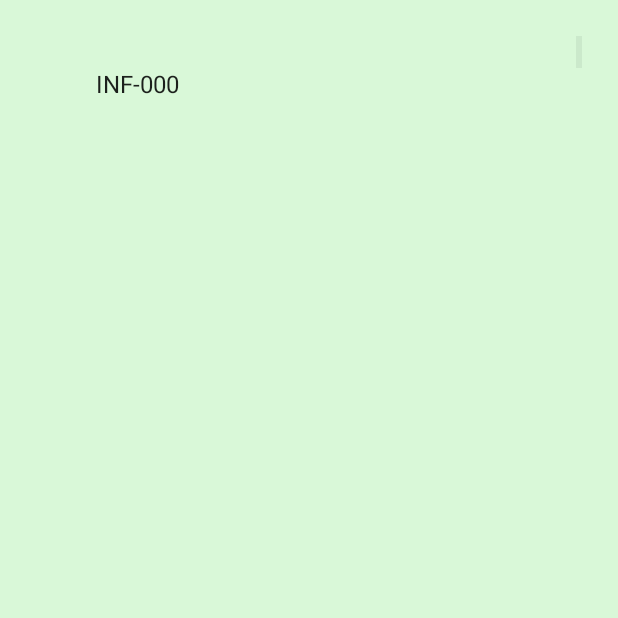
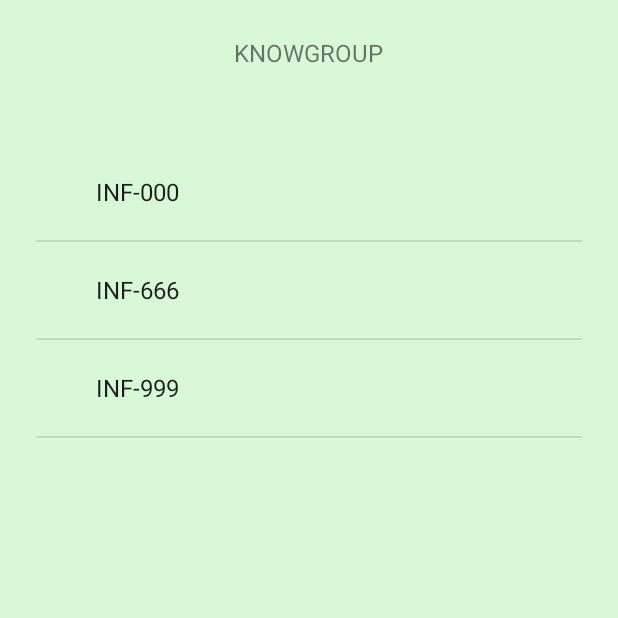
Before and after one commit to Rosi2/knowgroup, an Android app: the ListaRamos screen opened directly, with no data from a screen before it, on a phone screen of 412 x 824 dp, the top half of it. Before the commit the part shown is almost empty. Run offline under Robolectric (Android 15) with nearby library versions, the phone set to English and light mode, and no system bars.

Commit message:
nueva actualizacion

```diff
--- a/app/src/main/AndroidManifest.xml
+++ b/app/src/main/AndroidManifest.xml
@@ -17,7 +17,6 @@
             </intent-filter>
         </activity>
         <activity android:name=".WellcomeActivity" />
-        >
         <activity android:name=".ListaRamos"></activity>
     </application>
 
--- a/app/src/main/java/com/example/hphp/knowgroup/MainActivity.java
+++ b/app/src/main/java/com/example/hphp/knowgroup/MainActivity.java
@@ -141,7 +141,7 @@ public class MainActivity extends AppCompatActivity implements View.OnClickListe
                             int pos = email.indexOf("@");
                             String user = email.substring(0, pos);
                             Toast.makeText(MainActivity.this, "Bienvenido: " + TextEmail.getText(), Toast.LENGTH_LONG).show();
-                            Intent intencion = new Intent(getApplication(), WellcomeActivity.class);
+                            Intent intencion = new Intent(getApplication(), ListaRamos.class);
                             intencion.putExtra(WellcomeActivity.user, user);
                             startActivity(intencion);
 
--- a/app/src/main/res/layout/activity_lista_ramos.xml
+++ b/app/src/main/res/layout/activity_lista_ramos.xml
@@ -1,4 +1,5 @@
 <?xml version="1.0" encoding="utf-8"?>
+
 <ScrollView xmlns:android="http://schemas.android.com/apk/res/android"
     xmlns:app="http://schemas.android.com/apk/res-auto"
     xmlns:tools="http://schemas.android.com/tools"
@@ -7,21 +8,28 @@
     android:background="@mipmap/verde_foreground"
     tools:context=".ListaRamos">
 
-
     <LinearLayout
         android:layout_width="match_parent"
-        android:layout_height="wrap_content"
+        android:layout_height="match_parent"
         android:clipChildren="false"
         android:clipToPadding="false"
         android:orientation="vertical"
         android:padding="24dp"
         android:paddingTop="16dp">
 
+        <TextView
+            android:layout_width="wrap_content"
+            android:layout_height="wrap_content"
+            android:layout_gravity="center_horizontal"
+            android:layout_marginBottom="50dp"
+            android:text="@string/app_name"
+            android:textAllCaps="true"
+            android:textSize="16sp" />
+
         <ListView
             android:id="@+id/lista"
             android:layout_width="match_parent"
-            android:layout_height="wrap_content"
-            >
+            android:layout_height="408dp">
 
         </ListView>
 
```
Also changed, not shown: 1 other file.
